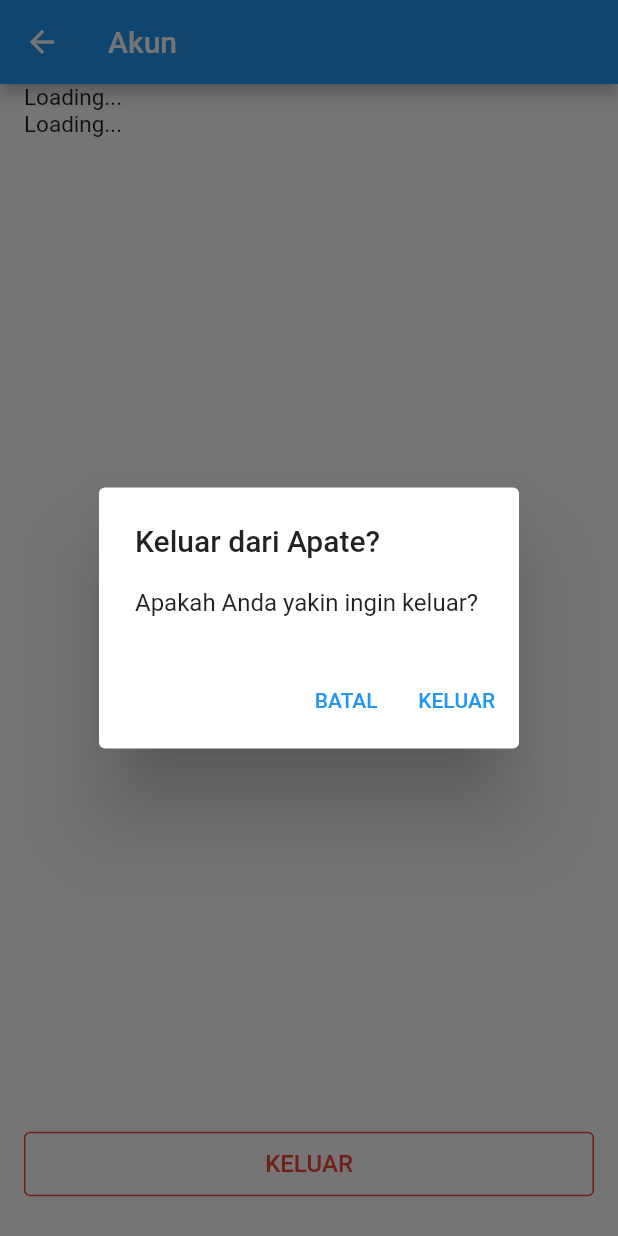
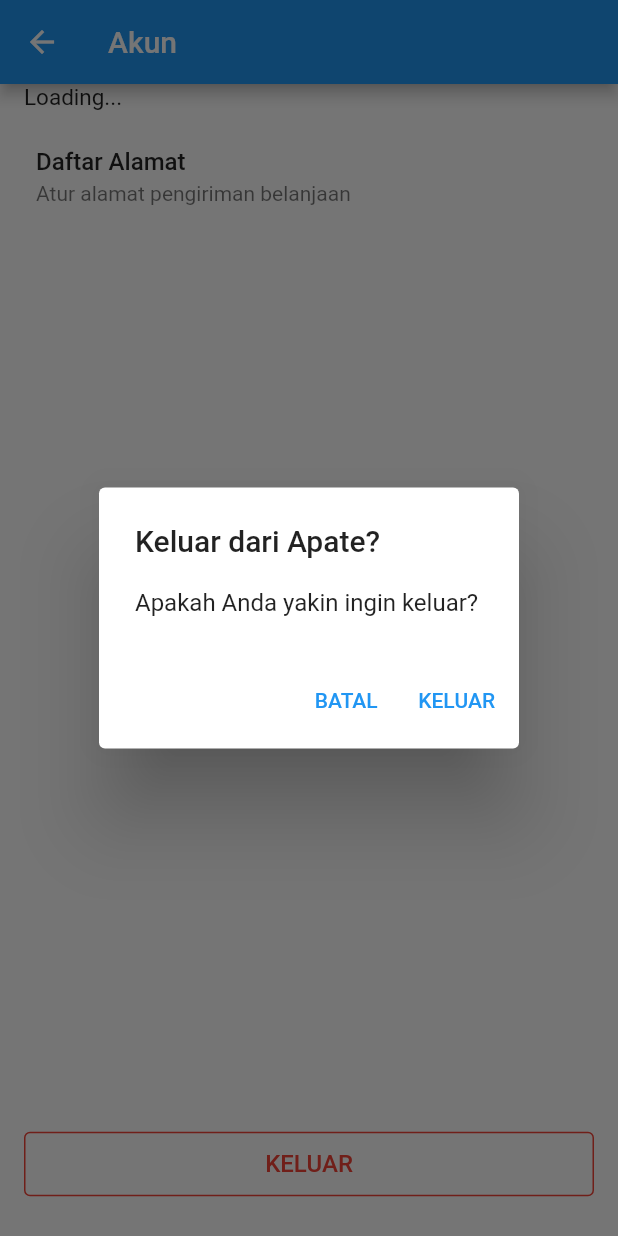
Before and after one commit to hafnisulun/apate-mobile-app, a Flutter app: the AccountScreen screen opened directly, after a tap on "KELUAR", on a phone screen of 412 x 824 dp. Run offline on Flutter 3.47's test engine with Material 2 defaults, Android fonts, the phone set to English and light mode, and no system bars; our stand-ins replace bloc, dio, equatable, flutter_bloc, flutter_secure_storage, formz and 2 more; accounts and stored records are empty.

Commit message:
Move addresses to a new screen

```diff
--- a/lib/screens/account_screen.dart
+++ b/lib/screens/account_screen.dart
@@ -1,11 +1,10 @@
 import 'package:apate/bloc/account/account_bloc.dart';
-import 'package:apate/bloc/addresses/addresses_bloc.dart';
-import 'package:apate/data/models/address.dart';
 import 'package:apate/data/repositories/account_repository.dart';
-import 'package:apate/data/repositories/addresses_repository.dart';
+import 'package:apate/screens/addresses_screen.dart';
 import 'package:apate/utils/auth.dart';
 import 'package:flutter/material.dart';
 import 'package:flutter_bloc/flutter_bloc.dart';
+import 'package:persistent_bottom_nav_bar/persistent-tab-view.dart';
 
 class AccountScreen extends StatelessWidget {
   @override
@@ -23,30 +22,24 @@ class AccountScreen extends StatelessWidget {
 class AccountBody extends StatelessWidget {
   @override
   Widget build(BuildContext context) {
-    return Padding(
-      padding: const EdgeInsets.symmetric(horizontal: 16.0),
+    return SafeArea(
+      child: Padding(
+        padding: const EdgeInsets.symmetric(horizontal: 16),
         child: Column(
           crossAxisAlignment: CrossAxisAlignment.start,
           children: [
             Expanded(
               child: SingleChildScrollView(
-              child: MultiBlocProvider(
-                providers: [
-                  BlocProvider(
+                child: BlocProvider(
                   create: (context) => AccountBloc(AccountRepository())
                     ..add(AccountFetchEvent()),
-                  ),
-                  BlocProvider(
-                    create: (context) => AddressesBloc(AddressesRepository())
-                      ..add(AddressesFetchEvent()),
-                  ),
-                ],
                   child: AccountDetailsView(),
                 ),
               ),
             ),
             LogOutButton(),
           ],
+        ),
       ),
     );
   }
@@ -57,11 +50,27 @@ class AccountDetailsView extends StatelessWidget {
   Widget build(BuildContext context) {
     return Column(
       crossAxisAlignment: CrossAxisAlignment.start,
-      children: [
+      children: <Widget>[
         BlocBuilder<AccountBloc, AccountState>(
           builder: (context, state) {
             if (state is AccountFetchSuccess) {
-              return Column(
+              return Container(
+                width: double.infinity,
+                margin: EdgeInsets.only(top: 16),
+                padding: EdgeInsets.fromLTRB(8, 0, 8, 8),
+                decoration: BoxDecoration(
+                  border: Border.all(color: Colors.grey),
+                ),
+                child: Stack(
+                  children: <Widget>[
+                    Positioned(
+                      right: 4,
+                      child: IconButton(
+                        onPressed: () => {},
+                        icon: Icon(Icons.edit),
+                      ),
+                    ),
+                    Column(
                       crossAxisAlignment: CrossAxisAlignment.start,
                       children: [
                         AccountFieldView(
@@ -81,25 +90,16 @@ class AccountDetailsView extends StatelessWidget {
                           value: state.account.gender,
                         ),
                       ],
+                    ),
+                  ],
+                ),
               );
             } else {
               return Text("Loading...");
             }
           },
         ),
-        BlocBuilder<AddressesBloc, AddressesState>(
-          builder: (context, state) {
-            if (state is AddressesFetchSuccess) {
-              return AddressesView(
-                addresses: state.addresses,
-              );
-            } else if (state is AddressesFetchError) {
-              return Text("Error");
-            } else {
-              return Text("Loading...");
-            }
-          },
-        ),
+        AddressesButton(),
       ],
     );
   }
@@ -118,24 +118,24 @@ class AccountFieldView extends StatelessWidget {
   Widget build(BuildContext context) {
     return Column(
       crossAxisAlignment: CrossAxisAlignment.start,
-      children: [
+      children: <Widget>[
         Padding(
-          padding: const EdgeInsets.only(top: 16.0),
+          padding: const EdgeInsets.only(top: 8),
           child: Text(
             field,
             style: TextStyle(
               color: Colors.grey,
-              fontSize: 14.0,
+              fontSize: 14,
               height: 1.5,
             ),
           ),
         ),
         Padding(
-          padding: const EdgeInsets.only(top: 4.0),
+          padding: const EdgeInsets.symmetric(vertical: 4),
           child: Text(
             value,
             style: TextStyle(
-              fontSize: 16.0,
+              fontSize: 16,
               height: 1.5,
             ),
           ),
@@ -145,83 +145,36 @@ class AccountFieldView extends StatelessWidget {
   }
 }
 
-class AddressesView extends StatelessWidget {
-  final List<Address> addresses;
-
-  AddressesView({
-    required this.addresses,
-  });
-
-  @override
-  Widget build(BuildContext context) {
-    return Column(
-      crossAxisAlignment: CrossAxisAlignment.start,
-      children: <Widget>[
-        Padding(
-          padding: const EdgeInsets.only(top: 16.0),
-          child: Text(
-            'Alamat',
-            style: TextStyle(
-              color: Colors.grey,
-              fontSize: 14.0,
-              height: 1.5,
-            ),
-          ),
-        ),
-        Column(
-          crossAxisAlignment: CrossAxisAlignment.start,
-          children: List.generate(
-            this.addresses.length,
-            (index) {
-              return AddressView(address: addresses[index]);
-            },
-          ),
-        ),
-      ],
-    );
-  }
-}
-
-class AddressView extends StatelessWidget {
-  final Address address;
-
-  AddressView({
-    required this.address,
-  });
-
+class AddressesButton extends StatelessWidget {
   @override
   Widget build(BuildContext context) {
     return Container(
-      margin: const EdgeInsets.symmetric(vertical: 8.0),
-      padding: const EdgeInsets.all(8.0),
+      margin: const EdgeInsets.only(top: 16),
       width: double.infinity,
-      decoration: BoxDecoration(
-        border: Border.all(color: Colors.grey),
+      child: InkWell(
+        onTap: () => pushNewScreen(
+          context,
+          screen: AddressesScreen(),
         ),
+        child: Padding(
+          padding: const EdgeInsets.all(8),
           child: Column(
             crossAxisAlignment: CrossAxisAlignment.start,
             children: <Widget>[
               Padding(
-            padding: const EdgeInsets.only(top: 4.0),
+                padding: const EdgeInsets.only(bottom: 4),
                 child: Text(
-              this.address.label,
-              style: TextStyle(
-                fontSize: 16.0,
-                height: 1.5,
+                  'Daftar Alamat',
+                  style: Theme.of(context).textTheme.bodyText1,
                 ),
               ),
+              Text(
+                'Atur alamat pengiriman belanjaan',
+                style: Theme.of(context).textTheme.caption,
               ),
-          Padding(
-            padding: const EdgeInsets.only(top: 4.0),
-            child: Text(
-              this.address.details,
-              style: TextStyle(
-                fontSize: 16.0,
-                height: 1.5,
+            ],
           ),
         ),
-          ),
-        ],
       ),
     );
   }
@@ -234,15 +187,14 @@ class LogOutButton extends StatelessWidget {
       alignment: Alignment.bottomCenter,
       child: Container(
         width: double.infinity,
-        padding: const EdgeInsets.symmetric(vertical: 24.0),
+        padding: const EdgeInsets.symmetric(vertical: 24),
         child: OutlinedButton(
-          onPressed: () => _showAlertDialog(
-              context, 'Keluar dari Apate?', 'Apakah Anda yakin ingin keluar?'),
+          onPressed: () => _showLogoutDialog(context),
           child: Padding(
-            padding: const EdgeInsets.all(12.0),
+            padding: const EdgeInsets.all(12),
             child: Text(
               'KELUAR',
-              style: TextStyle(fontSize: 16.0),
+              style: TextStyle(fontSize: 16),
             ),
           ),
           style: OutlinedButton.styleFrom(
@@ -254,21 +206,17 @@ class LogOutButton extends StatelessWidget {
     );
   }
 
-  void _showAlertDialog(
-    BuildContext context,
-    String title,
-    String message,
-  ) async {
+  void _showLogoutDialog(BuildContext context) async {
     return await showDialog<void>(
       context: context,
       barrierDismissible: false,
       builder: (BuildContext context) {
         return AlertDialog(
-          title: Text(title),
+          title: Text('Keluar dari Apate?'),
           content: SingleChildScrollView(
             child: ListBody(
               children: <Widget>[
-                Text(message),
+                Text('Apakah Anda yakin ingin keluar?'),
               ],
             ),
           ),
--- a/lib/screens/notifications_screen.dart
+++ b/lib/screens/notifications_screen.dart
@@ -8,8 +8,10 @@ class NotificationsScreen extends StatelessWidget {
         title: Text("Notifikasi"),
         automaticallyImplyLeading: true,
       ),
-      body: Center(
-        child: Text("Tidak ada notifikasi"),
+      body: SafeArea(
+        child: Center(
+          child: Text("Tidak ada notifikasi"),
+        ),
       ),
     );
   }
```
Also changed, not shown: lib/screens/addresses_screen.dart (added, +128 -0 lines), lib/screens/shop_screen.dart (+5 -3 lines). Lines whose indentation alone changed are shown as unchanged.
